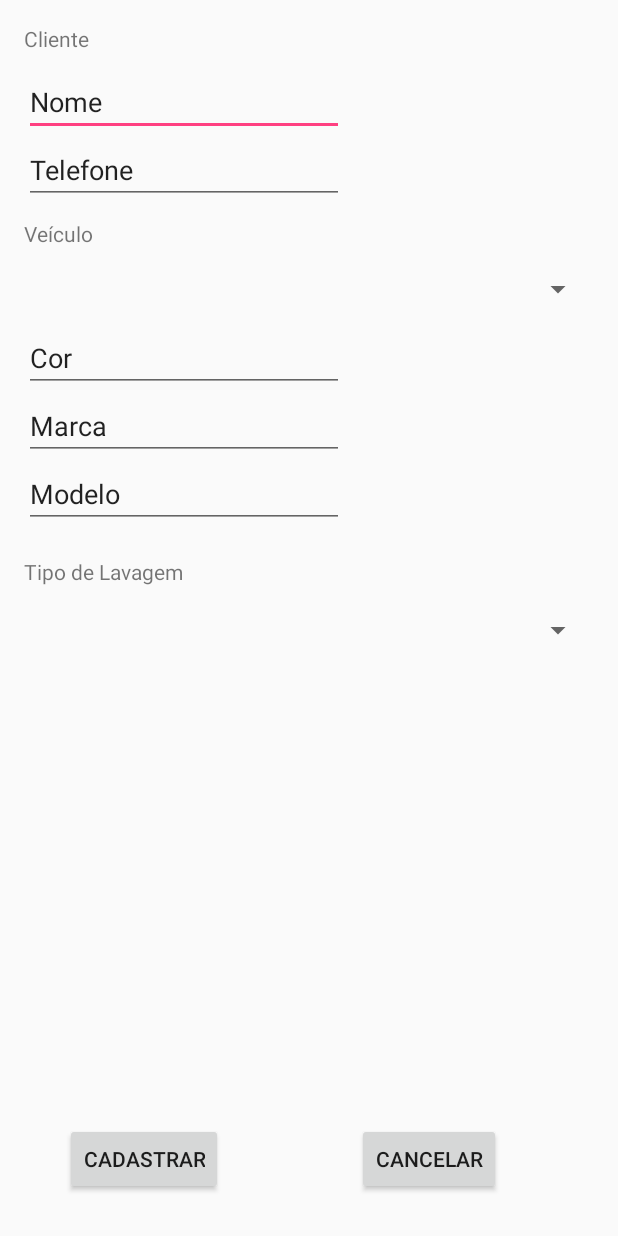
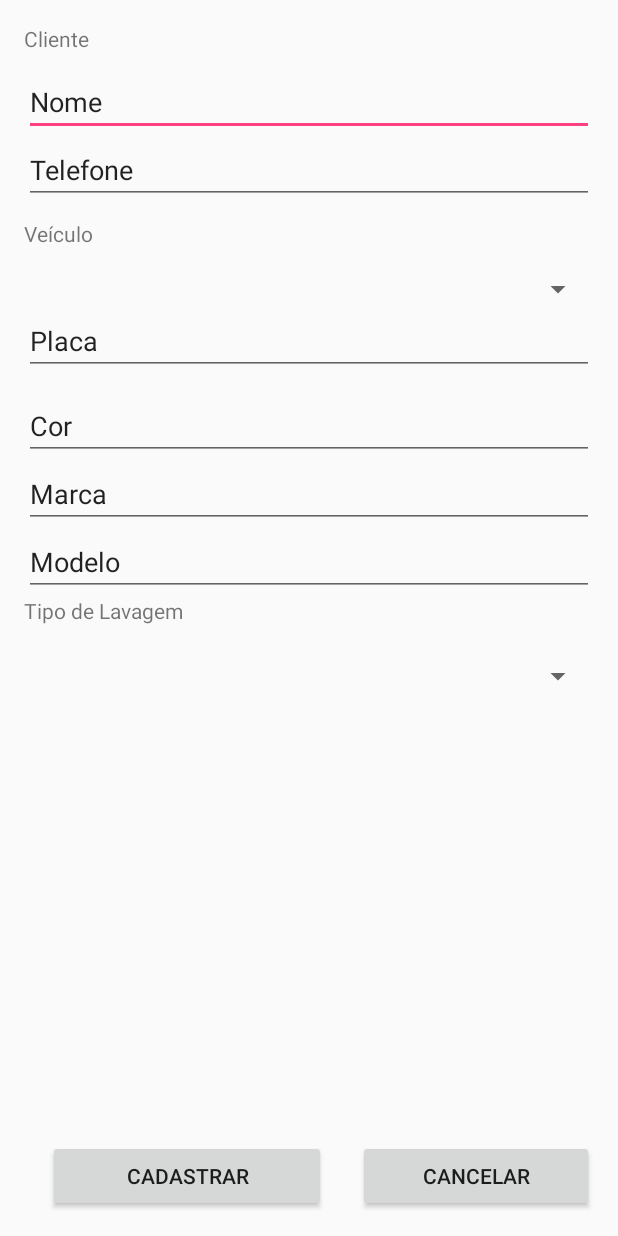
Before and after one commit to Geisonszo/DesenhoLavaJato, an Android app: the layout activity_cadastrar_lavagem.xml on its own in the app's theme, with its tools: preview values and no code run, on a phone screen of 412 x 824 dp. Run offline under Robolectric (Android 15) with nearby library versions, the phone set to English and light mode, and no system bars.

Commit message:
Refatorando codigo e adicionando item_lavagem_acitivity.xml

```diff
--- a/app/src/main/java/fga/unb/desenho20162/lavajato/DAO/DatabaseConnection.java
+++ b/app/src/main/java/fga/unb/desenho20162/lavajato/DAO/DatabaseConnection.java
@@ -22,7 +22,7 @@ public class DatabaseConnection {
             instance = new DatabaseConnection();
         }
         else{
-            //Do nothing!
+            // Do nothing.
         }
 
         return instance;
--- a/app/src/main/java/fga/unb/desenho20162/lavajato/model/ClienteModel.java
+++ b/app/src/main/java/fga/unb/desenho20162/lavajato/model/ClienteModel.java
@@ -14,18 +14,22 @@ public class ClienteModel {
     }
 
     private void setNome(String nome) {
+
         this.nome = nome;
     }
 
     private void setTelefone(String telefone) {
+
         this.telefone = telefone;
     }
 
     public String getNome() {
+
         return nome;
     }
 
     public String getTelefone() {
+
         return telefone;
     }
 }
--- a/app/src/main/java/fga/unb/desenho20162/lavajato/view/ListaLavagensActivity.java
+++ b/app/src/main/java/fga/unb/desenho20162/lavajato/view/ListaLavagensActivity.java
@@ -1,8 +1,8 @@
 package fga.unb.desenho20162.lavajato.view;
 
 import android.content.Intent;
+import android.os.Bundle;
 import android.support.v7.app.AppCompatActivity;
-import android.os.Bundle;
 import android.view.View;
 
 import fga.unb.desenho20162.lavajato.R;
@@ -13,7 +13,9 @@ public class ListaLavagensActivity extends AppCompatActivity {
     protected void onCreate(Bundle savedInstanceState) {
         super.onCreate(savedInstanceState);
         setContentView(R.layout.activity_lista_lavagens);
+
     }
+
 
     public void cadastrarLavagem(View view) {
 
--- a/app/src/main/res/layout/activity_cadastrar_lavagem.xml
+++ b/app/src/main/res/layout/activity_cadastrar_lavagem.xml
@@ -8,7 +8,12 @@
     android:paddingLeft="@dimen/activity_horizontal_margin"
     android:paddingRight="@dimen/activity_horizontal_margin"
     android:paddingTop="@dimen/activity_vertical_margin"
-    tools:context="fga.unb.desenho20162.lavajato.view.CadastrarLavagem">
+    tools:context="fga.unb.desenho20162.lavajato.view.CadastroLavagemActivity">
+
+    <LinearLayout
+        android:orientation="vertical"
+        android:layout_width="match_parent"
+        android:layout_height="wrap_content">
 
         <TextView
             android:text="Cliente"
@@ -21,7 +26,7 @@
             tools:ignore="HardcodedText" />
 
         <EditText
-        android:layout_width="wrap_content"
+            android:layout_width="match_parent"
             android:layout_height="wrap_content"
             android:inputType="textPersonName"
             android:text="Nome"
@@ -35,9 +40,8 @@
             tools:inputType="textCapCharacters" />
 
         <EditText
-        android:layout_width="wrap_content"
+            android:layout_width="match_parent"
             android:layout_height="wrap_content"
-        android:inputType="textPersonName"
             android:text="Telefone"
             android:ems="10"
             android:id="@+id/telefoneCliente"
@@ -45,7 +49,8 @@
             android:layout_alignParentLeft="true"
             android:layout_alignParentStart="true"
             tools:ignore="HardcodedText"
-        tools:inputType="phone" />
+            tools:inputType="phone"
+            android:inputType="phone" />
 
         <TextView
             android:text="Veículo"
@@ -68,9 +73,17 @@
             android:layout_alignParentStart="true" />
 
         <EditText
-        android:layout_width="wrap_content"
+            android:layout_width="match_parent"
             android:layout_height="wrap_content"
             android:inputType="textPersonName"
+            android:text="Placa"
+            android:ems="10"
+            android:id="@+id/placaVeiculo" />
+
+        <EditText
+            android:layout_width="match_parent"
+            android:layout_height="wrap_content"
+            android:inputType="text"
             android:text="Cor"
             android:ems="10"
             android:layout_marginTop="11dp"
@@ -81,9 +94,9 @@
             tools:ignore="HardcodedText" />
 
         <EditText
-        android:layout_width="wrap_content"
+            android:layout_width="match_parent"
             android:layout_height="wrap_content"
-        android:inputType="textPersonName"
+            android:inputType="text"
             android:text="Marca"
             android:ems="10"
             android:id="@+id/marcaVeiculo"
@@ -93,60 +106,69 @@
             tools:ignore="HardcodedText" />
 
         <EditText
-        android:layout_width="wrap_content"
+            android:layout_width="match_parent"
             android:layout_height="wrap_content"
-        android:inputType="textPersonName"
             android:text="Modelo"
             android:ems="10"
             android:id="@+id/modeloVeiculo"
             android:layout_below="@+id/marcaVeiculo"
             android:layout_alignParentLeft="true"
             android:layout_alignParentStart="true"
-        tools:ignore="HardcodedText" />
+            tools:ignore="HardcodedText"
+            android:inputType="text" />
 
         <TextView
             android:text="Tipo de Lavagem"
             android:layout_width="match_parent"
             android:layout_height="wrap_content"
-        android:layout_marginTop="19dp"
             android:id="@+id/textView3"
-        android:layout_below="@+id/modeloVeiculo"
+            tools:ignore="HardcodedText"
+            android:layout_above="@+id/tipoLavagem"
             android:layout_alignParentLeft="true"
             android:layout_alignParentStart="true"
-        tools:ignore="HardcodedText" />
+            android:layout_marginBottom="22dp" />
 
         <Spinner
             android:layout_width="match_parent"
             android:layout_height="wrap_content"
             android:id="@+id/tipoLavagem"
-        android:layout_below="@+id/textView3"
+            android:layout_marginBottom="24dp"
+            android:layout_above="@+id/buttonCancelar"
             android:layout_alignParentLeft="true"
-        android:layout_alignParentStart="true"
-        android:layout_marginTop="17dp" />
+            android:layout_alignParentStart="true" />
+
+    </LinearLayout>
+
+    <RelativeLayout
+        android:orientation="vertical"
+        android:layout_width="match_parent"
+        android:layout_height="wrap_content"
+        android:layout_alignParentLeft="true"
+        android:layout_alignParentStart="true">
 
         <Button
-        android:text="@string/cadastrar"
-        android:layout_width="wrap_content"
+            android:text="cadastrar"
+            android:layout_width="185dp"
             android:layout_height="wrap_content"
-        android:layout_alignParentBottom="true"
-        android:layout_alignParentLeft="true"
-        android:layout_alignParentStart="true"
-        android:layout_marginLeft="27dp"
-        android:layout_marginStart="27dp"
             android:layout_marginBottom="11dp"
             android:id="@+id/buttonCandastrar"
-        tools:ignore="RelativeOverlap" />
+            tools:ignore="RelativeOverlap"
+            android:layout_alignParentBottom="true"
+            android:layout_toLeftOf="@+id/buttonCancelar"
+            android:layout_toStartOf="@+id/buttonCancelar"
+            android:layout_marginRight="21dp"
+            android:layout_marginEnd="21dp" />
 
         <Button
             android:text="Cancelar"
-        android:layout_width="wrap_content"
+            android:layout_width="157dp"
             android:layout_height="wrap_content"
-        android:layout_alignTop="@+id/buttonCandastrar"
+            android:id="@+id/buttonCancelar"
+            tools:ignore="HardcodedText"
+            android:layout_alignParentBottom="true"
             android:layout_alignParentRight="true"
-        android:layout_alignParentEnd="true"
-        android:layout_marginRight="62dp"
-        android:layout_marginEnd="62dp"
-        android:id="@+id/buttonCancelar"
-        tools:ignore="HardcodedText" />
+            android:layout_alignParentEnd="true" />
 
     </RelativeLayout>
+
+</RelativeLayout>
--- a/app/src/main/res/values/strings.xml
+++ b/app/src/main/res/values/strings.xml
@@ -1,5 +1,7 @@
 <resources>
     <string name="app_name">Ducha Rápida</string>
-    <string name="title_activity_lavagens">LavagensActivity</string>
-    <string name="cadastrar">Cadastrar</string>
+    <string name="btn_cadastrar">CADASTRAR</string>
+    <string name="btn_funcionarios">FUNCIONÁRIOS</string>
+    <string name="btn_lavagens">LAVAGENS</string>
+    <string name="btn_relatorios">RELATÓRIOS</string>
 </resources>
```
Also changed, not shown: app/build.gradle (+15 -0 lines), app/src/main/AndroidManifest.xml (+5 -3 lines), app/src/main/java/fga/unb/desenho20162/lavajato/Controller/CadastrarLavagemController.java (+10 -0 lines), app/src/main/java/fga/unb/desenho20162/lavajato/DAO/LavagemDAO.java (+27 -3 lines), app/src/main/java/fga/unb/desenho20162/lavajato/model/FuncionarioModel.java (+14 -1 lines), app/src/main/java/fga/unb/desenho20162/lavajato/model/LavagemModel.java (+78 -2 lines), app/src/main/java/fga/unb/desenho20162/lavajato/model/TipoLavagemModel.java (+9 -0 lines), app/src/main/java/fga/unb/desenho20162/lavajato/model/VeiculoModel.java (+5 -2 lines), app/src/main/java/fga/unb/desenho20162/lavajato/view/CadastroLavagemActivity.java (+21 -6 lines), app/src/main/res/layout/activity_lista_lavagens.xml (+10 -11 lines), app/src/main/res/layout/activity_main.xml (+6 -8 lines), app/src/main/res/layout/item_lavagem_acitivity.xml (added, +56 -0 lines), 1 other file. Lines whose indentation alone changed are shown as unchanged.
